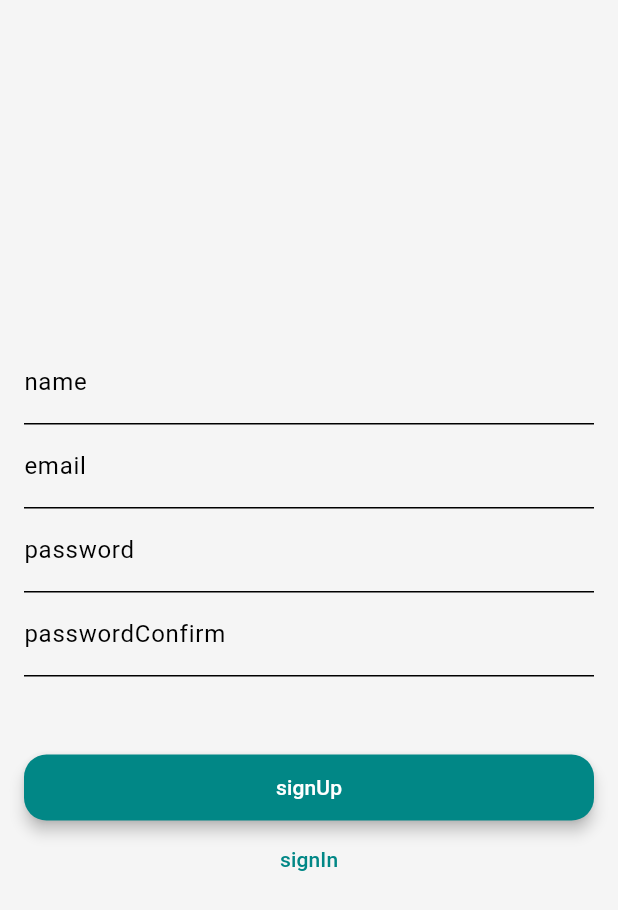
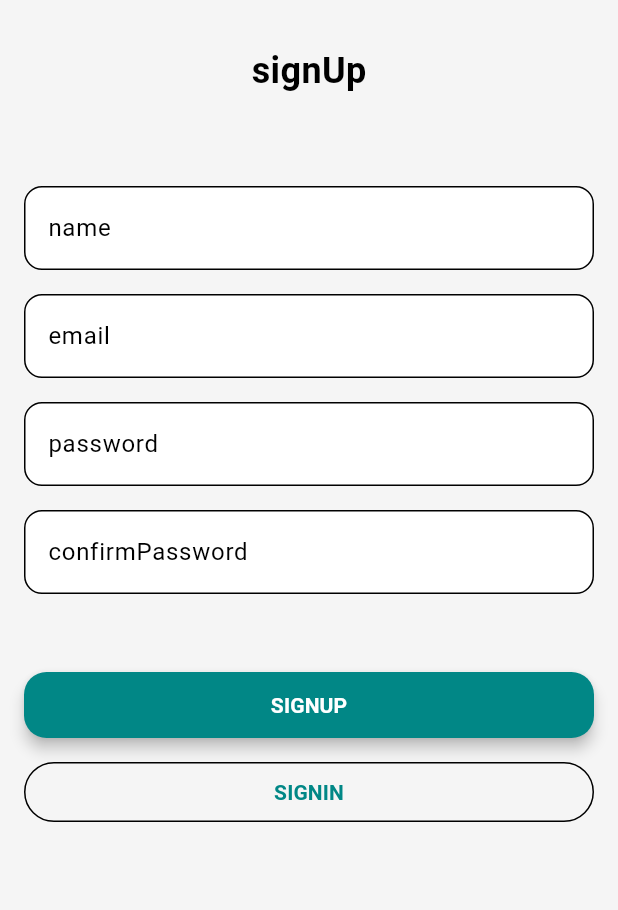
Before and after one commit to EduHSilva/routine_app, a Flutter app: the RegisterView screen opened by its route, on a phone screen of 412 x 824 dp. Shown: the top 910 px of the screen. Run offline on Flutter 3.47's test engine with Material 3 defaults, Android fonts, the phone set to English and light mode, and no system bars; our stand-ins replace easy_localization, flutter_dotenv, logger, shared_preferences; accounts and stored records are empty; statements that could not run were skipped.

Commit message:
register page and validators

```diff
--- /dev/null
+++ b/lib/models/login_model.dart
@@ -0,0 +1,28 @@
+import 'package:routineapp/models/response.dart';
+import 'package:routineapp/models/user_model.dart';
+
+class LoginResponse extends DefaultResponse {
+  final User? user;
+  final String? token;
+
+  LoginResponse({
+    this.user,
+    this.token,
+    required message,
+  }) : super(message: '');
+
+  factory LoginResponse.fromJson(Map<String, dynamic> json) {
+    return LoginResponse(
+      user: User.fromJson(json['data']['user']),
+      token: json['data']['token'],
+      message: json['message'],
+    );
+  }
+}
+
+class LoginRequest {
+  final String email;
+  final String password;
+
+  LoginRequest({required this.email, required this.password});
+}
--- /dev/null
+++ b/lib/models/response.dart
@@ -0,0 +1,7 @@
+class DefaultResponse {
+  final String message;
+
+  DefaultResponse({
+    required this.message
+  });
+}
--- /dev/null
+++ b/lib/models/user_model.dart
@@ -0,0 +1,49 @@
+
+import 'package:routineapp/models/response.dart';
+
+class User {
+  final int id;
+  final String name;
+  final String email;
+  final String lastLogin;
+
+  User({
+    required this.id,
+    required this.name,
+    required this.email,
+    required this.lastLogin,
+  });
+
+  factory User.fromJson(Map<String, dynamic> json) {
+    return User(
+      id: json['id'],
+      name: json['name'],
+      email: json['email'],
+      lastLogin: json['lastLogin'],
+    );
+  }
+}
+
+class UserResponse extends DefaultResponse{
+  User? user;
+
+  UserResponse({
+    this.user,
+    required message,
+  }) : super(message: '');
+
+  factory UserResponse.fromJson(Map<String, dynamic> json) {
+    return UserResponse(
+      user: User?.fromJson(json['data']),
+      message: json['message'],
+    );
+  }
+}
+
+class CreateUserRequest {
+  final String name;
+  final String email;
+  final String password;
+
+  CreateUserRequest({required this.name, required this.email, required this.password});
+}
--- a/lib/views/auth/register_view.dart
+++ b/lib/views/auth/register_view.dart
@@ -1,48 +1,174 @@
 import 'package:easy_localization/easy_localization.dart';
 import 'package:flutter/material.dart';
+import 'package:routineapp/config/design_system.dart';
+import 'package:routineapp/config/helper.dart';
+import 'package:routineapp/models/user_model.dart';
+import 'package:routineapp/views/auth/login_view.dart';
+import 'package:routineapp/widgets/custom_button.dart';
+import 'package:routineapp/widgets/custom_text_field.dart';
+import '../../viewmodels/auth_viewmodel.dart';
 
-class RegisterView extends StatelessWidget {
+class RegisterView extends StatefulWidget {
   const RegisterView({super.key});
+
+  @override
+  RegisterViewState createState() => RegisterViewState();
+}
+class RegisterViewState extends State<RegisterView> {
+  final _formKey = GlobalKey<FormState>();
+
+  final _nameController = TextEditingController();
+  final _emailController = TextEditingController();
+  final _passwordController = TextEditingController();
+  final _passwordConfirmController = TextEditingController();
+
+  final AuthViewmodel _authViewModel = AuthViewmodel();
+  bool _isLoading = false;
+
+  String? _validateEmail(String? value) {
+    if (value == null || value.isEmpty) {
+      return 'emailRequired'.tr();
+    }
+    final emailRegex = RegExp(r'^[\w-\.]+@([\w-]+\.)+[\w-]{2,4}$');
+    if (!emailRegex.hasMatch(value)) {
+      return 'emailInvalid'.tr();
+    }
+    return null;
+  }
+
+  String? _validatePassword(String? value) {
+    if (value == null || value.isEmpty) {
+      return 'passwordRequired'.tr();
+    }
+    if (value.length < 6) {
+      return 'passwordTooShort'.tr();
+    }
+    return null;
+  }
+
+  String? _validateConfirmPassword(String? value) {
+    if (value != _passwordController.text) {
+      return 'passwordsDoNotMatch'.tr();
+    }
+    return null;
+  }
+
+  bool _validateForm() {
+    return _formKey.currentState?.validate() ?? false;
+  }
+
+  _signUp() async {
+    if (!_validateForm()) {
+      return;
+    }
+
+    setState(() {
+      _isLoading = true;
+    });
+
+    UserResponse? response = await _authViewModel.register(
+        _nameController.text, _emailController.text, _passwordController.text);
+
+    setState(() {
+      _isLoading = false;
+    });
+
+    if (!mounted) return;
+    if (response?.user != null) {
+      ScaffoldMessenger.of(context).showSnackBar(
+        SnackBar(
+          content: Text('success'.tr()),
+          action: SnackBarAction(
+              label: 'login'.tr(),
+              onPressed: () => {
+                    Navigator.of(context).push(MaterialPageRoute(
+                      builder: (context) => const LoginView(),
+                    ))
+                  }),
+        ),
+      );
+    } else {
+      if (response?.message != null) {
+        showSnackBar(context, response!.message, isError: true);
+      } else {
+        showSnackBar(context, 'error'.tr(), isError: true);
+      }
+    }
+  }
 
   @override
   Widget build(BuildContext context) {
     return Scaffold(
-      body: Padding(
-        padding: const EdgeInsets.all(16.0),
+      body: _isLoading
+          ? const Center(child: CircularProgressIndicator())
+          : SingleChildScrollView(
+              child: Padding(
+                padding: const EdgeInsets.fromLTRB(16.0, 30.0, 16.0, 0),
+                child: Form(
+                  key: _formKey,
                   child: Column(
                     mainAxisAlignment: MainAxisAlignment.center,
                     children: [
-            TextField(
-              decoration: InputDecoration(labelText: 'name'.tr()),
+                      Padding(
+                        padding: const EdgeInsets.only(bottom: 60.0),
+                        child: Text(
+                          'signUp'.tr(),
+                          style: const TextStyle(
+                            fontSize: 24,
+                            fontWeight: FontWeight.bold,
+                            color: AppColors.secondaryVariant,
                           ),
-            TextField(
-              decoration: InputDecoration(labelText: 'email'.tr()),
                         ),
-            TextField(
-              obscureText: true,
-              decoration: InputDecoration(labelText: 'password'.tr()),
                       ),
-            TextField(
-              obscureText: true,
-              decoration: InputDecoration(labelText: 'passwordConfirm'.tr()),
+                      CustomTextField(
+                        labelText: 'name',
+                        controller: _nameController,
+                        validator: requiredFieldValidator,
                       ),
-            const SizedBox(height: 50),
-            ElevatedButton(
+                      const SizedBox(height: 16),
+                      CustomTextField(
+                        labelText: 'email',
+                        controller: _emailController,
+                        validator: _validateEmail,
+                      ),
+                      const SizedBox(height: 16),
+                      CustomTextField(
+                        isPassword: true,
+                        labelText: 'password',
+                        controller: _passwordController,
+                        validator: _validatePassword,
+                      ),
+                      const SizedBox(height: 16),
+                      CustomTextField(
+                        isPassword: true,
+                        labelText: 'confirmPassword',
+                        controller: _passwordConfirmController,
+                        validator: _validateConfirmPassword,
+                      ),
+                      Padding(
+                        padding: const EdgeInsets.symmetric(vertical: 50.0),
+                        child: Column(
+                          children: [
+                            CustomButton(
+                              text: 'signUp',
+                              onPressed: _signUp,
+                            ),
+                            const SizedBox(height: 10),
+                            CustomButton(
                               onPressed: () {
-                // Implementar a lógica de registro
+                                Navigator.of(context).push(MaterialPageRoute(
+                                  builder: (context) => const LoginView(),
+                                ));
                               },
-              style: ElevatedButton.styleFrom(
-                minimumSize: const Size.fromHeight(40),
-              ),
-              child: Text('signUp'.tr()),
-            ),
-            TextButton(
-              onPressed: () {
-                Navigator.of(context).pop();
-              },
-              child: Text('signIn'.tr()),
+                              text: 'signIn',
+                              isOutlined: true,
                             ),
                           ],
+                        ),
+                      ),
+                    ],
+                  ),
+                ),
               ),
             ),
     );
--- /dev/null
+++ b/lib/widgets/custom_text_field.dart
@@ -0,0 +1,74 @@
+import 'package:flutter/material.dart';
+import 'package:easy_localization/easy_localization.dart';
+import 'package:routineapp/config/design_system.dart';
+
+class CustomTextField extends StatelessWidget {
+  final String labelText;
+  final IconData? prefixIcon;
+  final bool isPassword;
+  final TextEditingController controller;
+  final String? Function(String?)? validator;
+
+  const CustomTextField({
+    super.key,
+    required this.labelText,
+    this.prefixIcon,
+    this.isPassword = false,
+    required this.controller,
+    this.validator,
+  });
+
+  @override
+  Widget build(BuildContext context) {
+    return TextFormField(
+      controller: controller,
+      obscureText: isPassword,
+      decoration: InputDecoration(
+        labelText: labelText.tr(),
+        labelStyle: const TextStyle(
+          color: AppColors.onSurface,
+        ),
+        filled: true,
+        fillColor: AppColors.surface,
+        prefixIcon: prefixIcon != null
+            ? Icon(
+                prefixIcon,
+                color: AppColors.secondary,
+              )
+            : null,
+        border: OutlineInputBorder(
+          borderRadius: BorderRadius.circular(12),
+          borderSide: const BorderSide(
+            color: AppColors.primary,
+          ),
+        ),
+        enabledBorder: OutlineInputBorder(
+          borderRadius: BorderRadius.circular(12),
+          borderSide: const BorderSide(
+            color: AppColors.onSurface,
+            width: 1.0,
+          ),
+        ),
+        focusedBorder: OutlineInputBorder(
+          borderRadius: BorderRadius.circular(12),
+          borderSide: const BorderSide(
+            color: AppColors.primary,
+            width: 2.0,
+          ),
+        ),
+        errorBorder: OutlineInputBorder(
+          borderRadius: BorderRadius.circular(12),
+          borderSide: const BorderSide(
+            color: AppColors.error,
+            width: 2.0,
+          ),
+        ),
+      ),
+      validator: validator,
+      style: const TextStyle(
+        fontSize: 16,
+        color: AppColors.onBackground,
+      ),
+    );
+  }
+}
```
Also changed, not shown: assets/i18n/pt.json (+10 -2 lines), lib/config/helper.dart (added, +20 -0 lines), lib/models/auth_response.dart (deleted, +0 -49 lines), lib/services/auth_service.dart (+37 -9 lines), lib/viewmodels/auth_viewmodel.dart (+14 -5 lines), lib/views/auth/login_view.dart (+51 -16 lines). Lines whose indentation alone changed are shown as unchanged.
